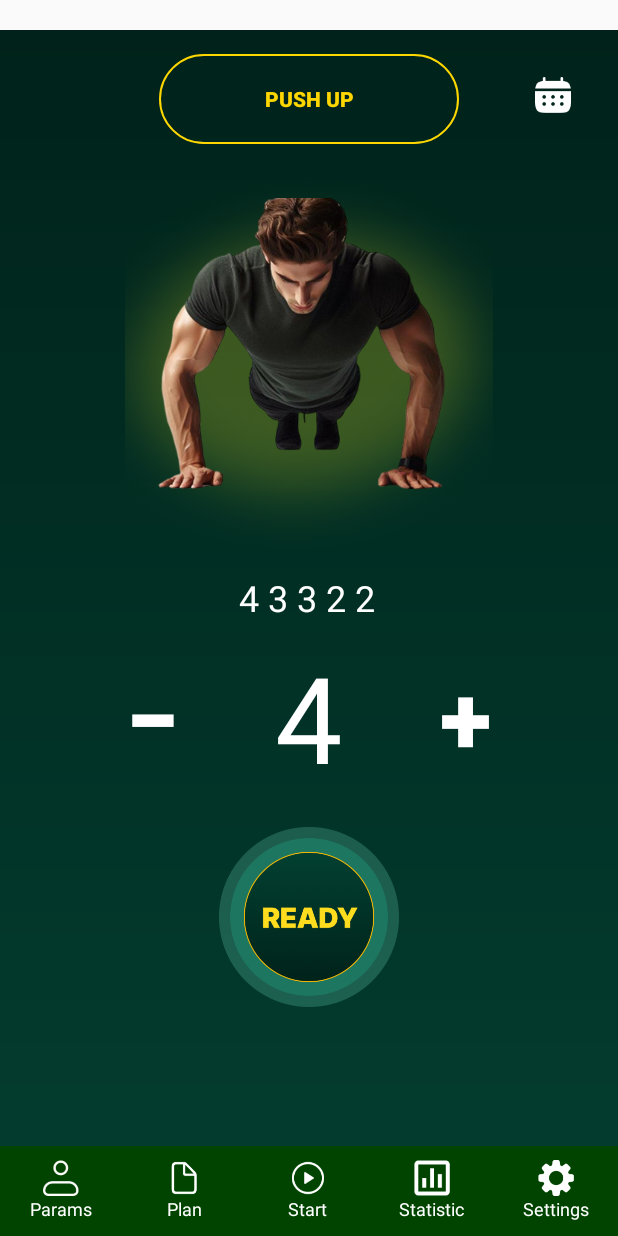
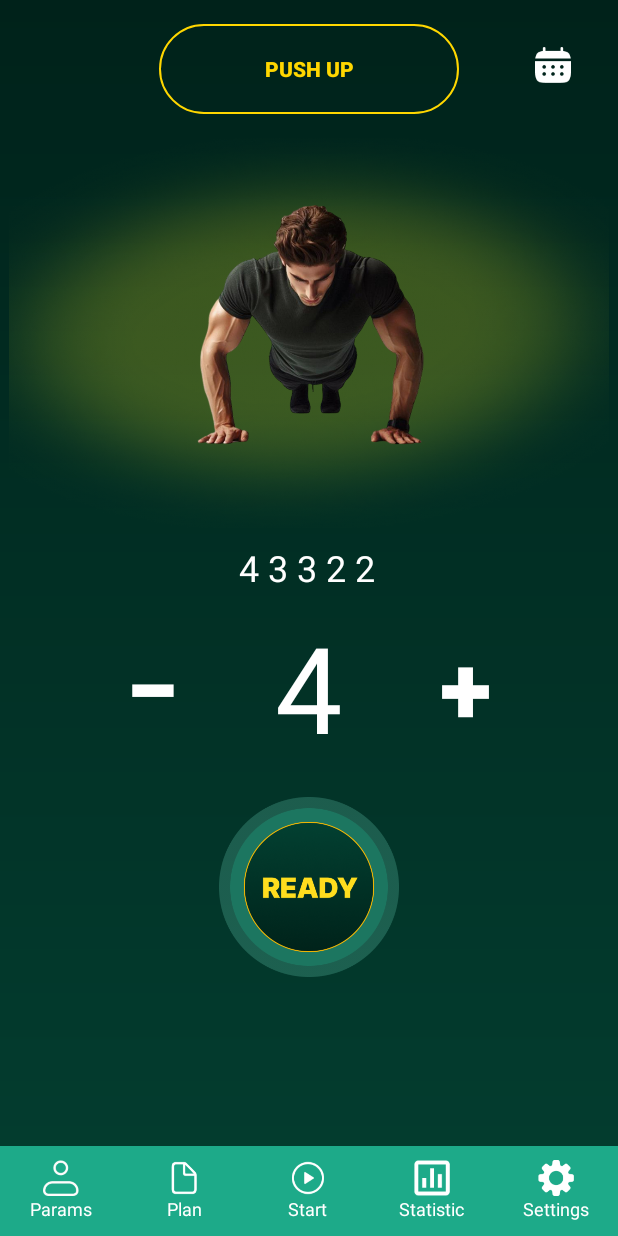
Before and after one commit to dmitryS1666/pushup_dont_stop, an Android app built with Jetpack Compose: the screen it shows after launch (MainActivity), after a tap on an icon or button, on a phone screen of 412 x 824 dp. Run offline under Robolectric (Android 15) with nearby library versions, the phone set to English and light mode, and no system bars.

Commit message:
add Workout display

```diff
--- a/app/src/main/AndroidManifest.xml
+++ b/app/src/main/AndroidManifest.xml
@@ -10,12 +10,13 @@
         android:roundIcon="@mipmap/ic_launcher_round"
         android:supportsRtl="true"
         android:theme="@style/Theme.PushUpDontStop"
+        android:windowSoftInputMode="adjustResize"
         tools:targetApi="31">
         <activity
             android:name=".MainActivity"
+            android:theme="@style/Theme.PushUpDontStop"
             android:exported="true"
-            android:label="@string/app_name"
-            android:theme="@style/Theme.PushUpDontStop">
+            android:label="@string/app_name">
             <intent-filter>
                 <action android:name="android.intent.action.MAIN" />
                 <category android:name="android.intent.category.LAUNCHER" />
--- a/app/src/main/java/com/pushup/donstop/MainActivity.kt
+++ b/app/src/main/java/com/pushup/donstop/MainActivity.kt
@@ -1,5 +1,6 @@
 package com.pushup.donstop
 
+import android.graphics.Color
 import android.os.Bundle
 import android.view.View
 import androidx.appcompat.app.AppCompatActivity
@@ -7,32 +8,39 @@ import androidx.compose.material3.Text
 import androidx.compose.runtime.Composable
 import androidx.compose.ui.Modifier
 import androidx.compose.ui.tooling.preview.Preview
+import androidx.core.view.ViewCompat
+import androidx.core.view.WindowCompat
+import androidx.core.view.WindowInsetsCompat
+import androidx.core.view.WindowInsetsControllerCompat
 import com.pushup.donstop.ui.LoadingFragment
-import com.pushup.donstop.ui.theme.PushUpDontStopTheme
 import com.pushup.donstop.ui.MainFragment
 import com.pushup.donstop.ui.WorkoutFragment
+import com.pushup.donstop.ui.theme.PushUpDontStopTheme
 
 class MainActivity : AppCompatActivity() {
 
     override fun onCreate(savedInstanceState: Bundle?) {
         super.onCreate(savedInstanceState)
+
+        WindowCompat.setDecorFitsSystemWindows(window, false)
+        window.statusBarColor = Color.TRANSPARENT
+
         setContentView(R.layout.activity_main)
+        if (savedInstanceState == null) {
+            openLoadingFragment()
+        }
 
         hideSystemUI()
-
-        if (savedInstanceState == null) {
-            // Загружаем начальный фрагмент при старте
-            openLoadingFragment()
-        }
     }
 
-    // Функция для скрытия системного UI (включая статус-бар и навигационные кнопки)
     private fun hideSystemUI() {
         window.decorView.systemUiVisibility = (
-                View.SYSTEM_UI_FLAG_FULLSCREEN // Скрыть статус-бар
-                        or View.SYSTEM_UI_FLAG_HIDE_NAVIGATION // Скрыть навигационные кнопки
-                        or View.SYSTEM_UI_FLAG_IMMERSIVE_STICKY // Сохраняем этот режим даже при взаимодействии с экраном
+                View.SYSTEM_UI_FLAG_LAYOUT_STABLE
                         or View.SYSTEM_UI_FLAG_LAYOUT_FULLSCREEN
+                        or View.SYSTEM_UI_FLAG_FULLSCREEN
+                        or View.SYSTEM_UI_FLAG_IMMERSIVE_STICKY
+                        or View.SYSTEM_UI_FLAG_HIDE_NAVIGATION
+                        or View.SYSTEM_UI_FLAG_LAYOUT_HIDE_NAVIGATION
                 )
     }
 
@@ -42,17 +50,15 @@ class MainActivity : AppCompatActivity() {
             .commit()
     }
 
-    // Метод для открытия MainFragment
     fun openMainFragment() {
         supportFragmentManager.beginTransaction()
-            .replace(R.id.mainFragmentContainer, MainFragment())
+            .replace(R.id.mainFragmentContainer, MainFragment()) // или твой главный фрагмент
             .commit()
     }
 
-    // Метод для открытия WorkoutFragment
     fun openWorkoutFragment() {
         supportFragmentManager.beginTransaction()
-            .replace(R.id.mainFragmentContainer, WorkoutFragment())
+            .replace(R.id.mainFragmentContainer, WorkoutFragment()) // замените на свой фрагмент, если имя другое
             .addToBackStack(null)
             .commit()
     }
--- a/app/src/main/java/com/pushup/donstop/ui/LoadingFragment.kt
+++ b/app/src/main/java/com/pushup/donstop/ui/LoadingFragment.kt
@@ -1,10 +1,13 @@
 package com.pushup.donstop.ui
 
 import android.animation.ValueAnimator
+import android.os.Build
 import android.os.Bundle
 import android.view.LayoutInflater
 import android.view.View
 import android.view.ViewGroup
+import android.view.WindowInsets
+import android.view.WindowInsetsController
 import android.view.WindowManager
 import android.widget.TextView
 import androidx.fragment.app.Fragment
@@ -20,21 +23,12 @@ class LoadingFragment : Fragment() {
     override fun onCreateView(
         inflater: LayoutInflater, container: ViewGroup?,
         savedInstanceState: Bundle?
-    ): View? {
+    ): View {
         return inflater.inflate(R.layout.loading_screen, container, false)
     }
 
     override fun onViewCreated(view: View, savedInstanceState: Bundle?) {
         super.onViewCreated(view, savedInstanceState)
-
-        // Установка полноэкранного режима для экрана загрузки
-        activity?.window?.addFlags(WindowManager.LayoutParams.FLAG_LAYOUT_NO_LIMITS)
-        activity?.window?.decorView?.systemUiVisibility = (
-                View.SYSTEM_UI_FLAG_FULLSCREEN
-                        or View.SYSTEM_UI_FLAG_HIDE_NAVIGATION
-                        or View.SYSTEM_UI_FLAG_IMMERSIVE_STICKY
-                        or View.SYSTEM_UI_FLAG_LAYOUT_FULLSCREEN
-                )
 
         loadingCircleView = view.findViewById(R.id.loadingCircle)
         percentageText = view.findViewById(R.id.percentageText)
@@ -44,13 +38,11 @@ class LoadingFragment : Fragment() {
 
     private fun startLoadingAnimation() {
         progressAnimator = ValueAnimator.ofInt(0, 100).apply {
-            duration = 2000 // 2 секунды на загрузку
+            duration = 2000
             addUpdateListener { animator ->
                 val progress = animator.animatedValue as Int
                 percentageText?.text = "$progress%"
-
                 if (progress == 100) {
-                    // Небольшая задержка перед переходом
                     view?.postDelayed({
                         navigateToMainScreen()
                     }, 500)
@@ -61,13 +53,8 @@ class LoadingFragment : Fragment() {
     }
 
     private fun navigateToMainScreen() {
-        // Используем MainActivity для навигации на главный экран
         (activity as? MainActivity)?.openMainFragment()
-
-        // Убираем экран загрузки из бэкстека, чтобы пользователь не мог вернуться на него
-        fragmentManager?.beginTransaction()
-            ?.remove(this)
-            ?.commit()
+        parentFragmentManager.beginTransaction().remove(this).commit()
     }
 
     override fun onDestroyView() {
--- a/app/src/main/java/com/pushup/donstop/ui/MainFragment.kt
+++ b/app/src/main/java/com/pushup/donstop/ui/MainFragment.kt
@@ -10,11 +10,11 @@ import com.pushup.donstop.MainActivity
 import com.pushup.donstop.R
 
 class MainFragment : Fragment() {
-
     override fun onCreateView(
         inflater: LayoutInflater, container: ViewGroup?,
         savedInstanceState: Bundle?
     ): View? {
+
         val view = inflater.inflate(R.layout.fragment_main, container, false)
 
         val startButton: Button = view.findViewById(R.id.startButton)
--- a/app/src/main/res/layout/activity_main.xml
+++ b/app/src/main/res/layout/activity_main.xml
@@ -1,13 +1,23 @@
 <androidx.constraintlayout.widget.ConstraintLayout xmlns:android="http://schemas.android.com/apk/res/android"
-    xmlns:app="http://schemas.android.com/apk/res-auto"
-    xmlns:tools="http://schemas.android.com/tools"
     android:layout_width="match_parent"
-    android:layout_height="match_parent">
+    android:layout_height="match_parent"
+    android:fitsSystemWindows="false">
 
     <!-- Контейнер для замены фрагментов -->
-    <FrameLayout
+    <FrameLayout xmlns:android="http://schemas.android.com/apk/res/android"
         android:id="@+id/mainFragmentContainer"
         android:layout_width="match_parent"
         android:layout_height="match_parent"
-        android:layout_marginTop="20dp"/>
+        android:fitsSystemWindows="false"
+        android:background="@android:color/holo_red_light"/>
+
+<!--    <FrameLayout-->
+<!--        android:id="@+id/fragmentContainer"-->
+<!--        android:layout_width="0dp"-->
+<!--        android:layout_height="0dp"-->
+<!--        app:layout_constraintTop_toTopOf="parent"-->
+<!--        app:layout_constraintBottom_toBottomOf="parent"-->
+<!--        app:layout_constraintStart_toStartOf="parent"-->
+<!--        app:layout_constraintEnd_toEndOf="parent" />-->
+
 </androidx.constraintlayout.widget.ConstraintLayout>
--- a/app/src/main/res/layout/fragment_main.xml
+++ b/app/src/main/res/layout/fragment_main.xml
@@ -16,6 +16,7 @@
         app:layout_constraintBottom_toBottomOf="parent"
         app:layout_constraintEnd_toEndOf="parent"
         app:layout_constraintStart_toStartOf="parent"
+        android:layout_marginTop="0dp"
         app:layout_constraintTop_toTopOf="parent" />
 
     <!-- Логотип -->
@@ -46,6 +47,7 @@
             app:layout_constraintBottom_toBottomOf="parent"
             app:layout_constraintEnd_toEndOf="parent"
             app:layout_constraintStart_toStartOf="parent"
+            android:layout_marginTop="0dp"
             app:layout_constraintTop_toTopOf="parent" />
 
     </androidx.constraintlayout.widget.ConstraintLayout>
--- a/app/src/main/res/layout/fragment_workout.xml
+++ b/app/src/main/res/layout/fragment_workout.xml
@@ -5,8 +5,7 @@
     xmlns:tools="http://schemas.android.com/tools"
     android:layout_width="match_parent"
     android:layout_height="match_parent"
-    android:background="@drawable/background_gradient"
-    android:fitsSystemWindows="false">
+    android:background="@drawable/background_gradient">
 
     <!-- Верхняя панель -->
     <androidx.constraintlayout.widget.ConstraintLayout
@@ -35,6 +34,7 @@
             android:layout_height="60dp"
             android:text="Push Up"
             app:layout_constraintTop_toTopOf="parent"
+            android:layout_marginTop="0dp"
             app:layout_constraintStart_toStartOf="parent"
             app:layout_constraintEnd_toEndOf="parent"
             app:layout_constraintBottom_toBottomOf="parent"/>
@@ -52,21 +52,21 @@
         app:layout_constraintStart_toStartOf="parent"
         app:layout_constraintTop_toBottomOf="@+id/topBar">
 
-        <!-- Фон -->
+        <!-- Фоновое изображение: растягивается на весь фрейм -->
         <ImageView
             android:id="@+id/pushupBackground"
-            android:layout_width="match_parent"
-            android:layout_height="match_parent"
+            android:layout_width="180pt"
+            android:layout_height="280dp"
+            android:scaleType="fitXY"
+            android:layout_gravity="center"
             android:src="@drawable/push_up_bg" />
 
-        <!-- Основное изображение -->
         <ImageView
             android:id="@+id/pushupImage"
             android:layout_width="200dp"
-            android:layout_height="200dp"
-            android:layout_marginLeft="45pt"
-            android:layout_marginTop="20dp"
-            android:scaleType="centerCrop"
+            android:layout_height="280dp"
+            android:layout_gravity="center"
+            android:scaleType="centerInside"
             android:src="@drawable/push_up" />
     </FrameLayout>
 
--- a/app/src/main/res/layout/loading_screen.xml
+++ b/app/src/main/res/layout/loading_screen.xml
@@ -1,19 +1,22 @@
 <?xml version="1.0" encoding="utf-8"?>
-<androidx.constraintlayout.widget.ConstraintLayout xmlns:android="http://schemas.android.com/apk/res/android"
+<androidx.constraintlayout.widget.ConstraintLayout
+    xmlns:android="http://schemas.android.com/apk/res/android"
     xmlns:app="http://schemas.android.com/apk/res-auto"
     xmlns:tools="http://schemas.android.com/tools"
     android:layout_width="match_parent"
     android:layout_height="match_parent"
-    android:fitsSystemWindows="true">
+    android:background="#FF00FF"
+    android:fitsSystemWindows="false">
 
     <ImageView
         android:id="@+id/backgroundImage"
-        android:layout_width="match_parent"
-        android:layout_height="match_parent"
+        android:layout_width="0dp"
+        android:layout_height="0dp"
         android:scaleType="centerCrop"
-        android:alpha="1"
+        android:adjustViewBounds="true"
         android:src="@drawable/loading_background_blurred"
         app:layout_constraintTop_toTopOf="parent"
+        android:layout_marginTop="0dp"
         app:layout_constraintBottom_toBottomOf="parent"
         app:layout_constraintStart_toStartOf="parent"
         app:layout_constraintEnd_toEndOf="parent" />
@@ -25,6 +28,7 @@
         app:layout_constraintWidth_percent="0.6"
         app:layout_constraintHeight_percent="0.3"
         app:layout_constraintTop_toTopOf="parent"
+        android:layout_marginTop="0dp"
         app:layout_constraintBottom_toBottomOf="parent"
         app:layout_constraintStart_toStartOf="parent"
         app:layout_constraintEnd_toEndOf="parent" />
--- a/app/src/main/res/layout/view_bottom_nav.xml
+++ b/app/src/main/res/layout/view_bottom_nav.xml
@@ -4,7 +4,7 @@
     android:layout_height="60dp"
     android:orientation="horizontal"
     android:gravity="center"
-    android:background="#004400">
+    android:background="#1DAA89">
 
     <!-- Пример элемента -->
     <LinearLayout
--- a/app/src/main/res/values/themes.xml
+++ b/app/src/main/res/values/themes.xml
@@ -4,7 +4,8 @@
     <style name="Theme.PushUpDontStop" parent="Theme.AppCompat.DayNight.NoActionBar">
         <item name="android:windowNoTitle">true</item>
         <item name="android:windowFullscreen">true</item>
-        <item name="android:windowTranslucentStatus">true</item>
         <item name="android:windowActionBar">false</item>
+        <item name="android:windowDrawsSystemBarBackgrounds">true</item>
+        <item name="android:statusBarColor">@android:color/transparent</item>
     </style>
 </resources>
```
